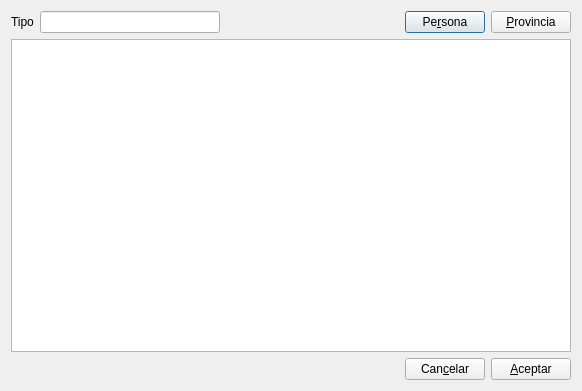
Qt form gui/dlgaprobacionesentrada.ui (rogorido/qtpredicadores) before a commit.
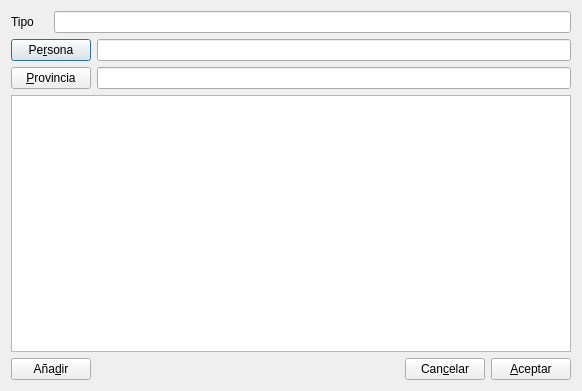
The same form after that commit.

Commit message: Signals, etc. en la nueva clase dlgAprobacionesEntrada, formulario para meter aprobaciones

```diff
--- a/gui/dlgaprobacionesentrada.ui
+++ b/gui/dlgaprobacionesentrada.ui
@@ -15,44 +15,37 @@
   </property>
   <layout class="QVBoxLayout" name="verticalLayout">
    <item>
-    <layout class="QHBoxLayout" name="horizontalLayout">
-     <item>
+    <layout class="QGridLayout" name="gridLayout">
+     <item row="0" column="0">
       <widget class="QLabel" name="label">
        <property name="text">
         <string>Tipo</string>
        </property>
       </widget>
      </item>
-     <item>
+     <item row="0" column="1" colspan="2">
       <widget class="QLineEdit" name="txtTipo"/>
      </item>
-     <item>
-      <spacer name="horizontalSpacer_2">
-       <property name="orientation">
-        <enum>Qt::Horizontal</enum>
-       </property>
-       <property name="sizeHint" stdset="0">
-        <size>
-         <width>40</width>
-         <height>20</height>
-        </size>
-       </property>
-      </spacer>
-     </item>
-     <item>
+     <item row="1" column="0" colspan="2">
       <widget class="QPushButton" name="btPersona">
        <property name="text">
         <string>Pe&amp;rsona</string>
        </property>
       </widget>
      </item>
-     <item>
+     <item row="1" column="2">
+      <widget class="QLineEdit" name="txtPersona"/>
+     </item>
+     <item row="2" column="0" colspan="2">
       <widget class="QPushButton" name="btProvincia">
        <property name="text">
         <string>&amp;Provincia</string>
        </property>
       </widget>
      </item>
+     <item row="2" column="2">
+      <widget class="QLineEdit" name="txtProvincia"/>
+     </item>
     </layout>
    </item>
    <item>
@@ -60,6 +53,13 @@
    </item>
    <item>
     <layout class="QHBoxLayout" name="horizontalLayout_2">
+     <item>
+      <widget class="QPushButton" name="btAnadirAprobacion">
+       <property name="text">
+        <string>Aña&amp;dir</string>
+       </property>
+      </widget>
+     </item>
      <item>
       <spacer name="horizontalSpacer">
        <property name="orientation">
```
The commit also changes 2 other files.
